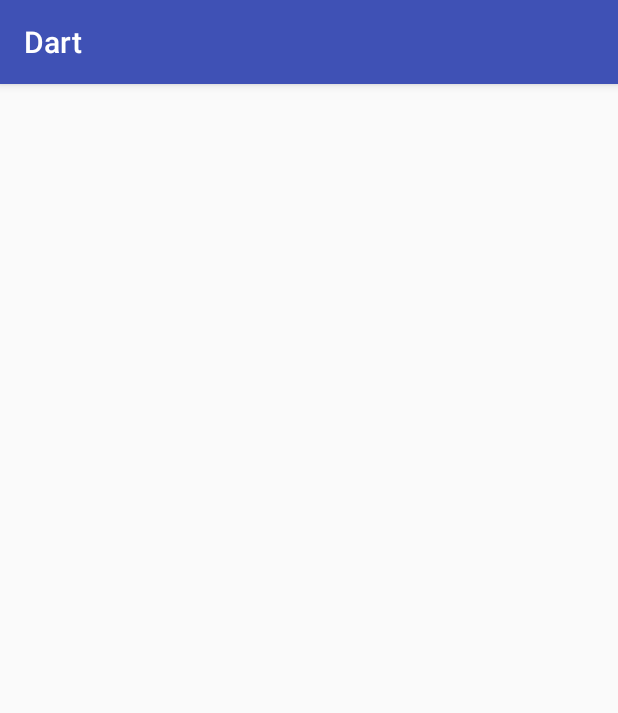
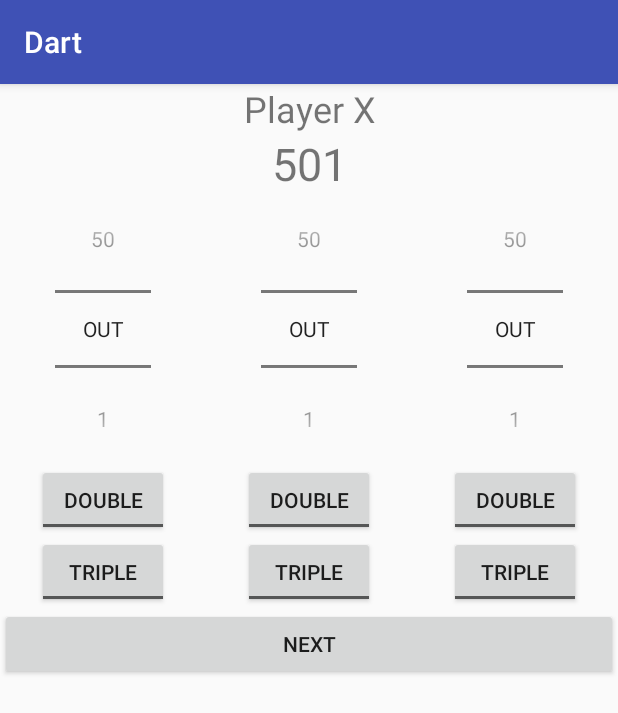
Before and after one commit to ychalier/dart, an Android app: the GameActivity screen opened directly, with no data from a screen before it, on a phone screen of 412 x 824 dp. Shown: the top 713 px of the screen. Run offline under Robolectric (Android 15) with nearby library versions, the phone set to English and light mode, and no system bars.

Commit message:
Add a fragment for dart picker

```diff
--- a/app/build.gradle
+++ b/app/build.gradle
@@ -22,6 +22,7 @@ dependencies {
     implementation fileTree(dir: 'libs', include: ['*.jar'])
     implementation 'com.android.support:appcompat-v7:26.1.0'
     implementation 'com.android.support.constraint:constraint-layout:1.1.0'
+    implementation 'com.android.support:support-v4:26.1.0'
     testImplementation 'junit:junit:4.12'
     androidTestImplementation 'com.android.support.test:runner:1.0.2'
     androidTestImplementation 'com.android.support.test.espresso:espresso-core:3.0.2'
--- /dev/null
+++ b/app/src/main/java/chalier/yohan/dart/DartPickerFragment.java
@@ -0,0 +1,80 @@
+package chalier.yohan.dart;
+
+import android.os.Bundle;
+import android.support.v4.app.Fragment;
+import android.view.LayoutInflater;
+import android.view.View;
+import android.view.ViewGroup;
+import android.widget.CompoundButton;
+import android.widget.NumberPicker;
+import android.widget.ToggleButton;
+
+public class DartPickerFragment extends Fragment {
+
+    private final static String[] VALUES = {"OUT", "1", "2", "3", "4", "5", "6",
+            "7", "8", "9", "10", "11", "12", "13", "14", "15", "16", "17", "18",
+            "19", "20", "25", "50"};
+
+    private NumberPicker picker;
+    private ToggleButton toggleDouble;
+    private ToggleButton toggleTriple;
+
+    public DartPickerFragment() {
+        // Required empty public constructor
+    }
+
+    @Override
+    public View onCreateView(LayoutInflater inflater, ViewGroup container,
+                             Bundle savedInstanceState) {
+        // Inflate the layout for this fragment
+        View rootView = inflater.inflate(R.layout.fragment_dart_picker,
+                container, false);
+
+        picker = rootView.findViewById(R.id.numberPicker1);
+        picker.setDisplayedValues(VALUES);
+        picker.setMinValue(0);
+        picker.setMaxValue(VALUES.length-1);
+
+        toggleDouble = rootView.findViewById(R.id.toggleButton1);
+        toggleTriple = rootView.findViewById(R.id.toggleButton2);
+
+        toggleDouble.setOnCheckedChangeListener(
+                new CompoundButton.OnCheckedChangeListener() {
+            @Override
+            public void onCheckedChanged(CompoundButton compoundButton,
+                                         boolean b) {
+                if (b) {
+                    toggleTriple.setChecked(false);
+                }
+            }
+        });
+
+        toggleTriple.setOnCheckedChangeListener(
+                new CompoundButton.OnCheckedChangeListener() {
+            @Override
+            public void onCheckedChanged(CompoundButton compoundButton,
+                                         boolean b) {
+                if (b) {
+                    toggleDouble.setChecked(false);
+                }
+            }
+        });
+
+        return rootView;
+    }
+
+    public int evaluate() {
+        int value = 0;
+        int index = picker.getValue();
+        if (index > 0) {
+            value = Integer.parseInt(VALUES[index]);
+        }
+        if (toggleDouble.isChecked()) {
+            return 2 * value;
+        } else if (toggleTriple.isChecked()) {
+            return 3 * value;
+        }
+        return value;
+    }
+
+}
--- a/app/src/main/java/chalier/yohan/dart/GameActivity.java
+++ b/app/src/main/java/chalier/yohan/dart/GameActivity.java
@@ -1,10 +1,21 @@
 package chalier.yohan.dart;
 
 import android.content.Intent;
+import android.net.Uri;
 import android.support.v7.app.AppCompatActivity;
 import android.os.Bundle;
+import android.util.Log;
+import android.view.View;
+import android.widget.Button;
 
 public class GameActivity extends AppCompatActivity {
+
+    private int playerCount;
+    private int startScore;
+
+    private DartPickerFragment picker1;
+    private DartPickerFragment picker2;
+    private DartPickerFragment picker3;
 
     @Override
     protected void onCreate(Bundle savedInstanceState) {
@@ -12,7 +23,28 @@ public class GameActivity extends AppCompatActivity {
         setContentView(R.layout.activity_game);
 
         Intent intent = getIntent();
-        int playerCount = intent.getIntExtra("playerCount", 2);
-        int startScore = intent.getIntExtra("startScore", 301);
+        this.playerCount = intent.getIntExtra("playerCount", 2);
+        this.startScore = intent.getIntExtra("startScore", 301);
+
+        picker1 = (DartPickerFragment) getSupportFragmentManager()
+                        .findFragmentById(R.id.fragmentDartPicker1);
+        picker2 = (DartPickerFragment) getSupportFragmentManager()
+                        .findFragmentById(R.id.fragmentDartPicker2);
+        picker3 = (DartPickerFragment) getSupportFragmentManager()
+                        .findFragmentById(R.id.fragmentDartPicker3);
+
+        Button button = findViewById(R.id.button2);
+        button.setOnClickListener(new View.OnClickListener() {
+            @Override
+            public void onClick(View view) {
+                Log.d("Game", "Turn score:" + Integer.toString(evaluate()));
+            }
+        });
+
     }
+
+    private int evaluate() {
+        return picker1.evaluate() + picker2.evaluate() + picker3.evaluate();
+    }
+
 }
--- a/app/src/main/res/layout/activity_game.xml
+++ b/app/src/main/res/layout/activity_game.xml
@@ -1,9 +1,67 @@
 <?xml version="1.0" encoding="utf-8"?>
-<android.support.constraint.ConstraintLayout xmlns:android="http://schemas.android.com/apk/res/android"
+<LinearLayout xmlns:android="http://schemas.android.com/apk/res/android"
     xmlns:app="http://schemas.android.com/apk/res-auto"
     xmlns:tools="http://schemas.android.com/tools"
     android:layout_width="match_parent"
     android:layout_height="match_parent"
+    android:orientation="vertical"
     tools:context=".GameActivity">
 
-</android.support.constraint.ConstraintLayout>
+    <TextView
+        android:id="@+id/textView2"
+        android:layout_width="match_parent"
+        android:layout_height="wrap_content"
+        android:text="Player X"
+        android:textAlignment="center"
+        android:textSize="24sp" />
+
+    <TextView
+        android:id="@+id/textView3"
+        android:layout_width="match_parent"
+        android:layout_height="wrap_content"
+        android:text="501"
+        android:textAlignment="center"
+        android:textSize="30sp" />
+
+    <LinearLayout
+        android:id="@+id/linearLayout1"
+        android:layout_width="fill_parent"
+        android:layout_height="wrap_content"
+        android:orientation="horizontal">
+
+        <fragment
+            android:id="@+id/fragmentDartPicker1"
+            android:name="chalier.yohan.dart.DartPickerFragment"
+            android:layout_width="wrap_content"
+            android:layout_height="wrap_content"
+            android:layout_weight="1">
+
+        </fragment>
+
+        <fragment
+            android:id="@+id/fragmentDartPicker2"
+            android:name="chalier.yohan.dart.DartPickerFragment"
+            android:layout_width="wrap_content"
+            android:layout_height="wrap_content"
+            android:layout_weight="1">
+
+        </fragment>
+
+        <fragment
+            android:id="@+id/fragmentDartPicker3"
+            android:name="chalier.yohan.dart.DartPickerFragment"
+            android:layout_width="wrap_content"
+            android:layout_height="wrap_content"
+            android:layout_weight="1">
+
+        </fragment>
+
+    </LinearLayout>
+
+    <Button
+        android:id="@+id/button2"
+        android:layout_width="match_parent"
+        android:layout_height="wrap_content"
+        android:text="Next" />
+
+</LinearLayout>
--- /dev/null
+++ b/app/src/main/res/layout/fragment_dart_picker.xml
@@ -0,0 +1,39 @@
+<?xml version="1.0" encoding="utf-8"?>
+<FrameLayout xmlns:android="http://schemas.android.com/apk/res/android"
+    xmlns:tools="http://schemas.android.com/tools"
+    android:layout_width="match_parent"
+    android:layout_height="match_parent"
+    tools:context=".DartPickerFragment">
+
+    <!-- TODO: Update blank fragment layout -->
+
+    <LinearLayout
+        android:layout_width="wrap_content"
+        android:layout_height="match_parent"
+        android:orientation="vertical"
+        android:layout_gravity="center_horizontal">
+
+        <NumberPicker
+            android:id="@+id/numberPicker1"
+            android:layout_width="wrap_content"
+            android:layout_height="wrap_content"
+            android:layout_gravity="center_horizontal">
+        </NumberPicker>
+
+        <ToggleButton
+            android:id="@+id/toggleButton1"
+            android:layout_width="wrap_content"
+            android:layout_height="wrap_content"
+            android:textOff="Double"
+            android:textOn="Double!" />
+
+        <ToggleButton
+            android:id="@+id/toggleButton2"
+            android:layout_width="wrap_content"
+            android:layout_height="wrap_content"
+            android:textOff="Triple"
+            android:textOn="Triple!" />
+
+
+    </LinearLayout>
+</FrameLayout>
--- a/app/src/main/res/values/strings.xml
+++ b/app/src/main/res/values/strings.xml
@@ -1,3 +1,6 @@
 <resources>
     <string name="app_name">Dart</string>
+
+    <!-- TODO: Remove or change this placeholder text -->
+    <string name="hello_blank_fragment">Hello blank fragment</string>
 </resources>
```
